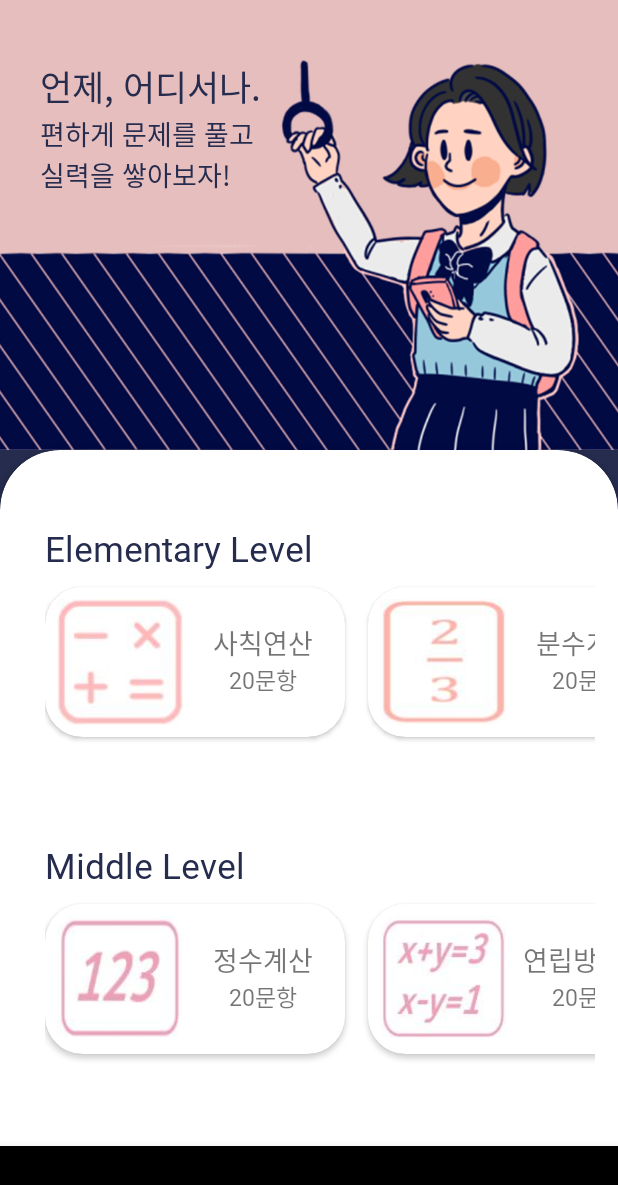
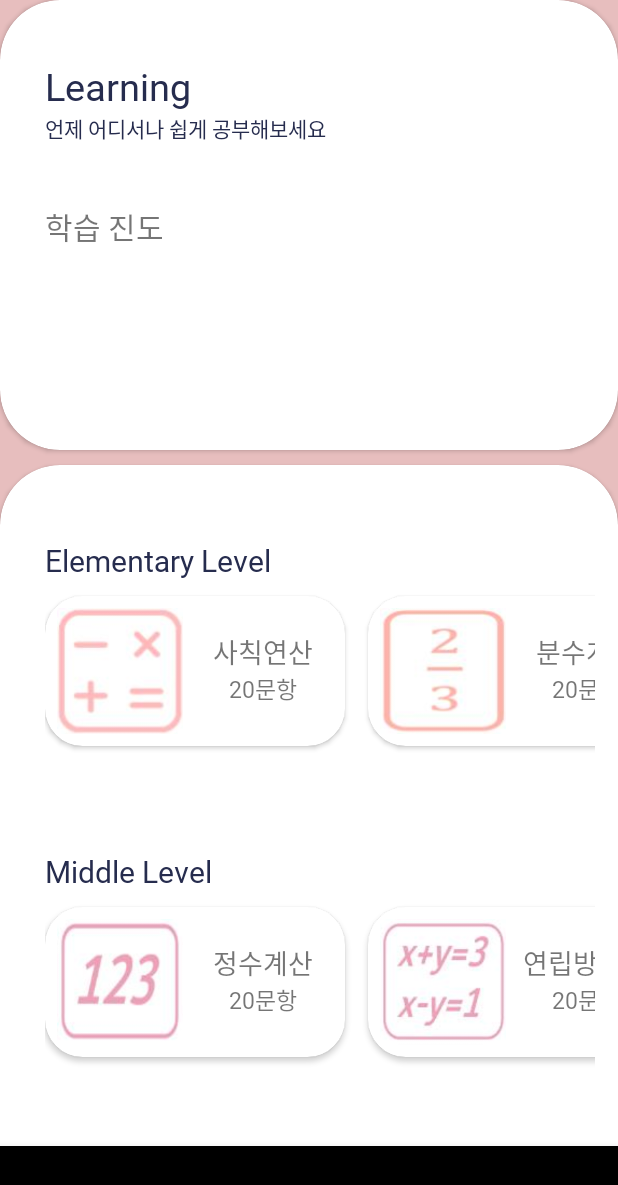
Before and after one commit to eunjijeon11/2020_TR, an Android app: the screen it shows after launch (MainActivity), on a phone screen of 412 x 824 dp. Shown: the top 1185 px of the screen. Run offline under Robolectric (Android 15) with nearby library versions, the phone set to English and light mode, and no system bars; libraries missing offline, so code that uses them is left out: com.github.mikephil.charting.

Commit message:
20200729은지 폰트 엄데이트

```diff
--- a/app/src/main/AndroidManifest.xml
+++ b/app/src/main/AndroidManifest.xml
@@ -10,7 +10,7 @@
         android:supportsRtl="true"
         android:theme="@style/AppTheme.NoActionBar">
         <activity android:name=".quiz" />
-        <activity android:name=".context" />
+        <activity android:name=".content" />
         <activity android:name=".Quiz_End" />
         <activity android:name=".FXActivity" />
         <activity android:name=".MainActivity">
--- a/app/src/main/java/com/example/mainscreen/MainActivity.java
+++ b/app/src/main/java/com/example/mainscreen/MainActivity.java
@@ -5,6 +5,7 @@ import androidx.appcompat.app.AppCompatActivity;
 import androidx.fragment.app.FragmentManager;
 import androidx.fragment.app.FragmentTransaction;
 
+import android.content.Intent;
 import android.os.Bundle;
 import android.view.MenuItem;
 
@@ -77,4 +78,5 @@ public class MainActivity extends AppCompatActivity {
                 break;
         }
     }
+
 }
--- a/app/src/main/java/com/example/mainscreen/Quiz_End.java
+++ b/app/src/main/java/com/example/mainscreen/Quiz_End.java
@@ -95,13 +95,13 @@ public class Quiz_End extends AppCompatActivity {
 
         recyclerViewAdapter.notifyDataSetChanged();
 
-        final Bundle bundle = new Bundle();
+        final Intent intent = new Intent(this, MainActivity.class);
+
         fr1done.setOnClickListener(new View.OnClickListener() {
             @Override
             public void onClick(View v) {
-                bundle.putInt("점수", 5*점수);
-                frag3 frag3 = new frag3();
-                frag3.setArguments(bundle);
+                intent.putExtra("score", 점수);
+                startActivity(intent);
             }
         });
 
--- a/app/src/main/java/com/example/mainscreen/content.java
+++ b/app/src/main/java/com/example/mainscreen/content.java
@@ -11,16 +11,16 @@ import android.widget.TextView;
 
 public class content extends AppCompatActivity {
 
-    private TextView tv_context, 소단원1, 소단원2, 소단원3;
+    private TextView tv_content, 소단원1, 소단원2, 소단원3;
     private CardView button;
     private String 단원명, 소단원명1, 소단원명2, 소단원명3;
 
     @Override
     protected void onCreate(Bundle savedInstanceState) {
         super.onCreate(savedInstanceState);
-        setContentView(R.layout.activity_context);
+        setContentView(R.layout.activity_content);
 
-        tv_context = (TextView) findViewById(R.id.content);
+        tv_content = (TextView) findViewById(R.id.content);
         소단원1 = (TextView) findViewById(R.id.소단원명1);
         소단원2 = (TextView) findViewById(R.id.소단원명2);
         소단원3 = (TextView) findViewById(R.id.소단원명3);
@@ -36,7 +36,7 @@ public class content extends AppCompatActivity {
         소단원명3=intent.getStringExtra("소단원명3");
         //인텐트로 frag1에서 제목과 소단원명 받아옴
 
-        tv_context.setText("-"+단원명);
+        tv_content.setText("-"+단원명);
         소단원1.setText("-"+소단원명1);
         소단원2.setText("-"+소단원명2);
         소단원3.setText("-"+소단원명3);
@@ -48,6 +48,7 @@ public class content extends AppCompatActivity {
             public void onClick(View v) {
                 start_quiz.putExtra("단원",단원명);
                 startActivity(start_quiz);
+                finish();
             }
         });
 
--- a/app/src/main/java/com/example/mainscreen/frag3.java
+++ b/app/src/main/java/com/example/mainscreen/frag3.java
@@ -31,16 +31,8 @@ public class frag3 extends Fragment {
 
         barChart = (BarChart) view.findViewById(R.id.bc); //barchart 연결
 
-        score = -1;
-
-        Bundle bundle = getArguments();
-
-        if(bundle != null) {
-            score = bundle.getInt("점수");
-        }
-
-        ArrayList<BarEntry> barEntries = new ArrayList<>();
-        if(score != -1 ) {
+        /*ArrayList<BarEntry> barEntries = new ArrayList<>();
+        if(score >= 0) {
             barEntries.add(new BarEntry(index, score));
             index++;
         }
@@ -48,7 +40,7 @@ public class frag3 extends Fragment {
         BarDataSet barDataSet = new BarDataSet(barEntries, "bar");
 
         BarData data = new BarData(barDataSet);
-        barChart.setData(data);
+        barChart.setData(data);*/
 
         return view;
     }
--- a/app/src/main/java/com/example/mainscreen/quiz.java
+++ b/app/src/main/java/com/example/mainscreen/quiz.java
@@ -224,6 +224,7 @@ public class quiz extends AppCompatActivity {
                     quiz_end.putExtra("ox", ox);
                     quiz_end.putExtra("파일명", 파일명);
                     startActivity(quiz_end);
+                    finish();
                 }
             }
         });
--- a/app/src/main/res/layout/frag1.xml
+++ b/app/src/main/res/layout/frag1.xml
@@ -4,73 +4,53 @@
     android:orientation="vertical"
     android:layout_width="match_parent"
     android:layout_height="match_parent"
-    android:background="@color/darkblue">
+    android:background="@color/pink1">
 
     <LinearLayout
         android:orientation="vertical"
         android:layout_width="match_parent"
         android:layout_height="wrap_content">
 
-        <androidx.constraintlayout.widget.ConstraintLayout
-            android:id="@+id/image"
-            android:layout_width="match_parent"
-            android:layout_height="wrap_content"
-            app:layout_constraintEnd_toEndOf="parent"
-            app:layout_constraintTop_toTopOf="parent">
-
-            <ImageView
-                android:id="@+id/imageView"
+        <androidx.cardview.widget.CardView
             android:layout_width="match_parent"
             android:layout_height="300dp"
-                android:background="@color/pink1"
-                android:scaleType="centerCrop"
-                android:src="@drawable/im_frag1"
-                app:layout_constraintEnd_toEndOf="parent"
-                app:layout_constraintStart_toStartOf="parent"
-                app:layout_constraintTop_toTopOf="parent" />
+            app:cardCornerRadius="40dp"
+            android:layout_marginBottom="10dp">
 
-            <TextView
-                android:id="@+id/textView2"
-                android:layout_width="wrap_content"
-                android:layout_height="wrap_content"
+            <LinearLayout
+                android:layout_width="match_parent"
+                android:layout_height="match_parent"
+                android:layout_marginStart="30dp"
+                android:layout_marginEnd="30dp"
                 android:layout_marginTop="40dp"
-                android:fontFamily="@font/dohyeon"
-                android:text="언제, 어디서나."
-                android:textColor="@color/darkblue"
-                android:textSize="23sp"
-                app:layout_constraintEnd_toEndOf="parent"
-                app:layout_constraintHorizontal_bias="0.1"
-                app:layout_constraintStart_toStartOf="parent"
-                app:layout_constraintTop_toTopOf="parent" />
-
-            <TextView
-                android:id="@+id/textView"
-                android:layout_width="wrap_content"
-                android:layout_height="wrap_content"
-                android:layout_marginEnd="21dp"
-                android:layout_marginRight="21dp"
-                android:fontFamily="@font/air"
-                android:text="편하게 문제를 풀고"
-                android:textColor="@color/darkblue"
-                android:textSize="18sp"
-                app:layout_constraintEnd_toEndOf="@+id/textView2"
-                app:layout_constraintHorizontal_bias="0.0"
-                app:layout_constraintStart_toStartOf="@+id/textView2"
-                app:layout_constraintTop_toBottomOf="@+id/textView2" />
+                android:orientation="vertical">
 
                 <TextView
                     android:layout_width="wrap_content"
                     android:layout_height="wrap_content"
-                android:fontFamily="@font/air"
-                android:text="실력을 쌓아보자!"
+                    android:text="Learning"
+                    android:textSize="25sp"
+                    android:fontFamily="@font/NBpenR"
+                    android:textColor="@color/darkblue"/>
+
+                <TextView
+                    android:layout_width="wrap_content"
+                    android:layout_height="wrap_content"
+                    android:text="언제 어디서나 쉽게 공부해보세요"
                     android:textColor="@color/darkblue"
-                android:textSize="18sp"
-                app:layout_constraintEnd_toEndOf="@+id/textView"
-                app:layout_constraintHorizontal_bias="0.0"
-                app:layout_constraintStart_toStartOf="@+id/textView"
-                app:layout_constraintTop_toBottomOf="@+id/textView" />
+                    android:fontFamily="@font/air"/>
 
-        </androidx.constraintlayout.widget.ConstraintLayout>
+                <TextView
+                    android:layout_width="wrap_content"
+                    android:layout_height="wrap_content"
+                    android:text="학습 진도"
+                    android:layout_marginTop="40dp"
+                    android:textSize="20sp"
+                    android:fontFamily="@font/air"/>
+
+            </LinearLayout>
+
+        </androidx.cardview.widget.CardView>
 
         <androidx.cardview.widget.CardView
             android:layout_width="match_parent"
@@ -93,7 +73,7 @@
                     android:fontFamily="@font/dohyeon"
                     android:text="Elementary Level"
                     android:textColor="@color/darkblue"
-                        android:textSize="23sp" />
+                    android:textSize="20sp" />
 
                 <HorizontalScrollView
                     android:layout_width="wrap_content"
@@ -227,7 +207,7 @@
                     android:fontFamily="@font/dohyeon"
                     android:text="Middle Level"
                     android:textColor="@color/darkblue"
-                        android:textSize="23sp" />
+                    android:textSize="20sp" />
 
                 <HorizontalScrollView
                     android:layout_width="wrap_content"
@@ -400,7 +380,7 @@
                     android:fontFamily="@font/dohyeon"
                     android:text="High Level"
                     android:textColor="@color/darkblue"
-                        android:textSize="23sp" />
+                    android:textSize="20sp" />
 
                 <HorizontalScrollView
                     android:layout_width="wrap_content"
```
Also changed, not shown: app/src/main/res/layout/activity_content.xml (renamed from app/src/main/res/layout/activity_context.xml), 2 other files. Lines whose indentation alone changed are shown as unchanged.
